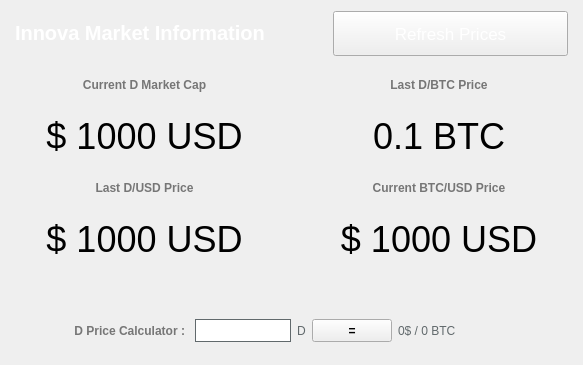
Above: src/qt/forms/marketbrowser.ui from innova-foundation/innova before the change. Below: the same form after it.
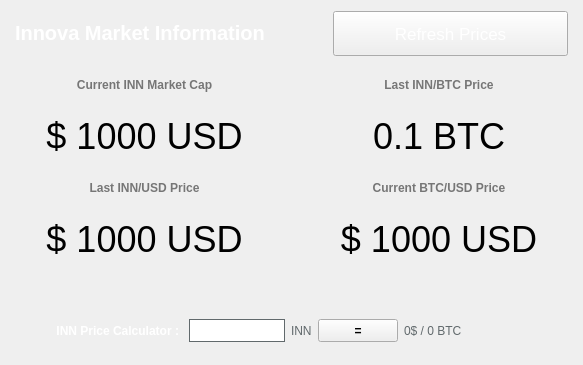
That is the form after the change.

Commit message: MarketBrowser Text Fix

What changed in the file:
```diff
--- a/src/qt/forms/marketbrowser.ui
+++ b/src/qt/forms/marketbrowser.ui
@@ -333,7 +333,7 @@
           </sizepolicy>
          </property>
          <property name="text">
-          <string>&lt;html&gt;&lt;head/&gt;&lt;body&gt;&lt;p&gt;&lt;span style=&quot; font-weight:600; color:#767676;&quot;&gt;Current D Market Cap&lt;/span&gt;&lt;/p&gt;&lt;/body&gt;&lt;/html&gt;</string>
+          <string>&lt;html&gt;&lt;head/&gt;&lt;body&gt;&lt;p&gt;&lt;span style=&quot; font-weight:600; color:#767676;&quot;&gt;Current INN Market Cap&lt;/span&gt;&lt;/p&gt;&lt;/body&gt;&lt;/html&gt;</string>
          </property>
          <property name="alignment">
           <set>Qt::AlignCenter</set>
@@ -349,7 +349,7 @@
           </sizepolicy>
          </property>
          <property name="text">
-          <string>&lt;html&gt;&lt;head/&gt;&lt;body&gt;&lt;p&gt;&lt;span style=&quot; font-weight:600; color:#767676;&quot;&gt;Last D/BTC Price&lt;/span&gt;&lt;/p&gt;&lt;/body&gt;&lt;/html&gt;</string>
+          <string>&lt;html&gt;&lt;head/&gt;&lt;body&gt;&lt;p&gt;&lt;span style=&quot; font-weight:600; color:#767676;&quot;&gt;Last INN/BTC Price&lt;/span&gt;&lt;/p&gt;&lt;/body&gt;&lt;/html&gt;</string>
          </property>
          <property name="alignment">
           <set>Qt::AlignCenter</set>
@@ -371,7 +371,7 @@
         </sizepolicy>
        </property>
        <property name="text">
-        <string>&lt;html&gt;&lt;head/&gt;&lt;body&gt;&lt;p&gt;&lt;span style=&quot; font-weight:600; color:#767676;&quot;&gt;Last D/USD Price&lt;/span&gt;&lt;/p&gt;&lt;/body&gt;&lt;/html&gt;</string>
+        <string>&lt;html&gt;&lt;head/&gt;&lt;body&gt;&lt;p&gt;&lt;span style=&quot; font-weight:600; color:#767676;&quot;&gt;Last INN/USD Price&lt;/span&gt;&lt;/p&gt;&lt;/body&gt;&lt;/html&gt;</string>
        </property>
        <property name="alignment">
         <set>Qt::AlignCenter</set>
@@ -410,7 +410,7 @@
         </sizepolicy>
        </property>
        <property name="text">
-        <string>&lt;html&gt;&lt;head/&gt;&lt;body&gt;&lt;p&gt;&lt;span style=&quot; font-weight:600; color:#767676;&quot;&gt;D Price Calculator :&lt;/span&gt;&lt;/p&gt;&lt;/body&gt;&lt;/html&gt;</string>
+        <string>&lt;html&gt;&lt;head/&gt;&lt;body&gt;&lt;p&gt;&lt;span style=&quot; font-weight:600; color:#fff;&quot;&gt;INN Price Calculator :&lt;/span&gt;&lt;/p&gt;&lt;/body&gt;&lt;/html&gt;</string>
        </property>
        <property name="alignment">
         <set>Qt::AlignRight|Qt::AlignTrailing|Qt::AlignVCenter</set>
@@ -442,7 +442,7 @@
         <string notr="true">color:#61696c;</string>
        </property>
        <property name="text">
-        <string>D</string>
+        <string>INN</string>
        </property>
       </widget>
      </item>
```
